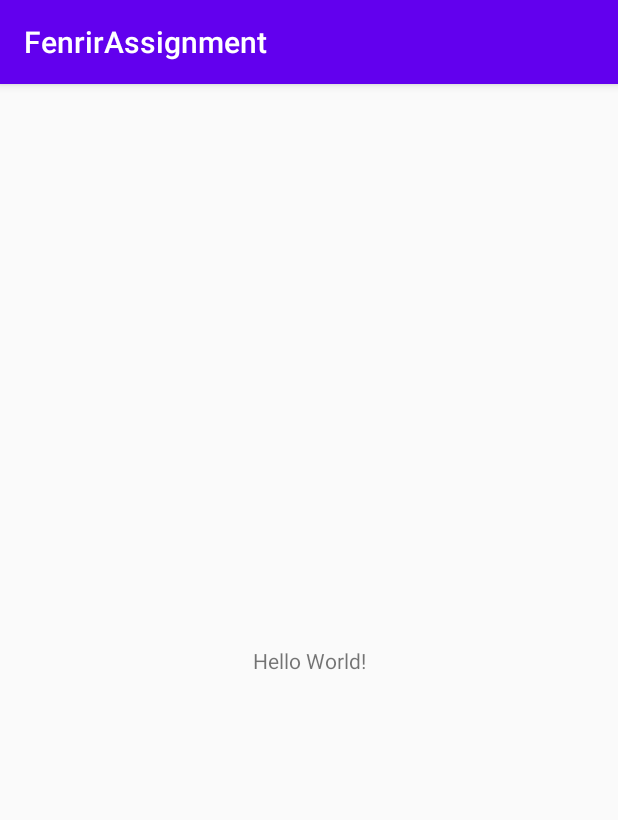
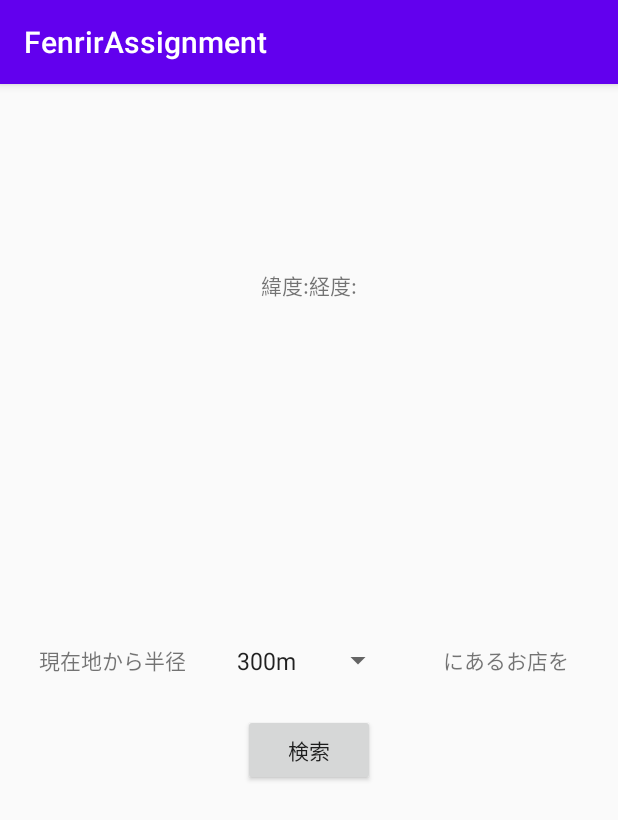
Before and after one commit to shadow418/FenrirAssignment, an Android app: the screen it shows after launch (MainActivity), on a phone screen of 412 x 824 dp. Shown: the top 820 px of the screen. Run offline under Robolectric (Android 15) with nearby library versions, the phone set to English and light mode, and no system bars.

Commit message:
現在地と半径を条件にぐるなびAPIを叩く処理を実装

```diff
--- a/app/src/main/AndroidManifest.xml
+++ b/app/src/main/AndroidManifest.xml
@@ -1,6 +1,9 @@
 <?xml version="1.0" encoding="utf-8"?>
 <manifest xmlns:android="http://schemas.android.com/apk/res/android"
     package="com.example.fenrirassignment">
+
+    <uses-permission android:name="android.permission.INTERNET" />
+    <uses-permission android:name="android.permission.ACCESS_FINE_LOCATION" />
 
     <application
         android:allowBackup="true"
@@ -9,6 +12,8 @@
         android:roundIcon="@mipmap/ic_launcher_round"
         android:supportsRtl="true"
         android:theme="@style/AppTheme">
+        <activity android:name=".SearchResult">
+        </activity>
         <activity android:name=".MainActivity">
             <intent-filter>
                 <action android:name="android.intent.action.MAIN" />
--- a/app/src/main/java/com/example/fenrirassignment/MainActivity.java
+++ b/app/src/main/java/com/example/fenrirassignment/MainActivity.java
@@ -1,14 +1,94 @@
 package com.example.fenrirassignment;
 
 import androidx.appcompat.app.AppCompatActivity;
+import androidx.core.app.ActivityCompat;
 
+import android.Manifest;
+import android.content.Context;
+import android.content.Intent;
+import android.content.pm.PackageManager;
+import android.location.Location;
+import android.location.LocationListener;
+import android.location.LocationManager;
 import android.os.Bundle;
+import android.util.Log;
+import android.view.View;
+import android.widget.Spinner;
+import android.widget.TextView;
 
-public class MainActivity extends AppCompatActivity {
+public class MainActivity extends AppCompatActivity implements LocationListener{
+
+    private LocationManager locationManager;
+    private String latitude;
+    private String longitude;
+    private TextView textView;
+    private Spinner rangeSpinner;
+
+    RestaurantSearcher restaurantSearcher;
 
     @Override
     protected void onCreate(Bundle savedInstanceState) {
         super.onCreate(savedInstanceState);
         setContentView(R.layout.activity_main);
+
+        locationManager = (LocationManager)getSystemService(Context.LOCATION_SERVICE);
+        textView = (TextView)findViewById(R.id.gpsInfo);
+        rangeSpinner = (Spinner)findViewById(R.id.range);
+    }
+
+    public void serch(View view){
+        restaurantSearcher = new RestaurantSearcher(this);
+        restaurantSearcher.execute(latitude, longitude, String.valueOf(rangeSpinner.getSelectedItemPosition() + 1));
+    }
+
+    public void transSearchResult(String result){
+        Intent intent = new Intent(this, SearchResult.class);
+        intent.putExtra("result", result);
+        startActivity(intent);
+    }
+
+    @Override
+    public void onLocationChanged(Location location) {
+        this.latitude = String.valueOf(location.getLatitude());
+        this.longitude = String.valueOf(location.getLongitude());
+        String text = "緯度：" + location.getLatitude() + " 経度：" + location.getLongitude();
+        textView.setText(text);
+    }
+
+    @Override
+    protected void onResume() {
+        super.onResume();
+        if (ActivityCompat.checkSelfPermission(this, Manifest.permission.ACCESS_FINE_LOCATION) != PackageManager.PERMISSION_GRANTED) {
+            ActivityCompat.requestPermissions(this, new String[]{Manifest.permission.ACCESS_FINE_LOCATION}, 1);
+            return;
+        }
+        locationManager.requestLocationUpdates(LocationManager.GPS_PROVIDER, 0, 1, this);
+        locationManager.requestLocationUpdates(LocationManager.NETWORK_PROVIDER, 0, 1, this);
+    }
+
+    @Override
+    protected void onStop() {
+        super.onStop();
+        if (locationManager != null) {
+            if (ActivityCompat.checkSelfPermission(this, Manifest.permission.ACCESS_FINE_LOCATION) != PackageManager.PERMISSION_GRANTED) {
+                return;
+            }
+            locationManager.removeUpdates(this);
+        }
+    }
+
+    @Override
+    public void onStatusChanged(String provider, int status, Bundle extras) {
+
+    }
+
+    @Override
+    public void onProviderEnabled(String provider) {
+
+    }
+
+    @Override
+    public void onProviderDisabled(String provider) {
+
     }
 }
--- a/app/src/main/res/layout/activity_main.xml
+++ b/app/src/main/res/layout/activity_main.xml
@@ -7,12 +7,63 @@
     tools:context=".MainActivity">
 
     <TextView
+        android:id="@+id/gpsInfo"
         android:layout_width="wrap_content"
         android:layout_height="wrap_content"
-        android:text="Hello World!"
+        android:layout_marginBottom="500dp"
+        android:text="緯度:経度:"
         app:layout_constraintBottom_toBottomOf="parent"
         app:layout_constraintLeft_toLeftOf="parent"
         app:layout_constraintRight_toRightOf="parent"
         app:layout_constraintTop_toTopOf="parent" />
 
+    <Button
+        android:id="@+id/searchButton"
+        android:layout_width="wrap_content"
+        android:layout_height="wrap_content"
+        android:layout_marginTop="120dp"
+        android:onClick="serch"
+        android:text="検索"
+        app:layout_constraintBottom_toBottomOf="parent"
+        app:layout_constraintEnd_toEndOf="parent"
+        app:layout_constraintStart_toStartOf="parent"
+        app:layout_constraintTop_toTopOf="parent" />
+
+    <LinearLayout
+        android:layout_width="0dp"
+        android:layout_height="50dp"
+        android:layout_marginTop="300dp"
+        android:layout_marginBottom="300dp"
+        android:orientation="horizontal"
+        app:layout_constraintBottom_toBottomOf="parent"
+        app:layout_constraintEnd_toEndOf="parent"
+        app:layout_constraintStart_toStartOf="parent"
+        app:layout_constraintTop_toTopOf="parent">
+
+        <TextView
+            android:id="@+id/text1"
+            android:layout_width="match_parent"
+            android:layout_height="match_parent"
+            android:layout_weight="1"
+            android:gravity="center"
+            android:text="現在地から半径"
+            android:textAlignment="gravity" />
+
+        <Spinner
+            android:id="@+id/range"
+            android:layout_width="wrap_content"
+            android:layout_height="match_parent"
+            android:entries="@array/list" />
+
+        <TextView
+            android:id="@+id/text2"
+            android:layout_width="match_parent"
+            android:layout_height="match_parent"
+            android:layout_weight="1"
+            android:gravity="center"
+            android:text="にあるお店を"
+            android:textAlignment="gravity" />
+
+    </LinearLayout>
+
 </androidx.constraintlayout.widget.ConstraintLayout>
--- a/app/src/main/res/values/strings.xml
+++ b/app/src/main/res/values/strings.xml
@@ -1,3 +1,11 @@
 <resources>
     <string name="app_name">FenrirAssignment</string>
+
+    <string-array name="list">
+        <item>300m</item>
+        <item>500m</item>
+        <item>1000m</item>
+        <item>2000m</item>
+        <item>3000m</item>
+    </string-array>
 </resources>
```
Also changed, not shown: app/src/main/java/com/example/fenrirassignment/RestaurantSearcher.java (added, +54 -0 lines), app/src/main/java/com/example/fenrirassignment/SearchResult.java (added, +25 -0 lines), app/src/main/res/layout/activity_result.xml (added, +34 -0 lines).
